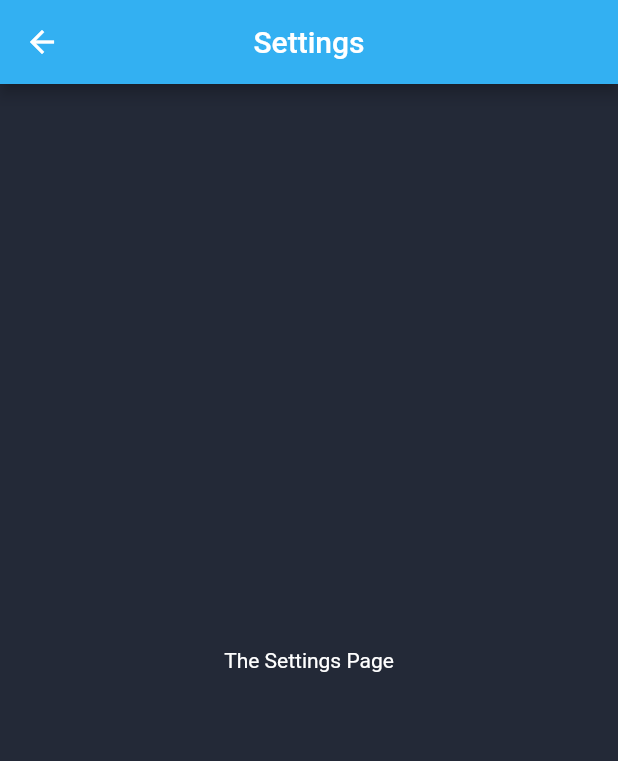
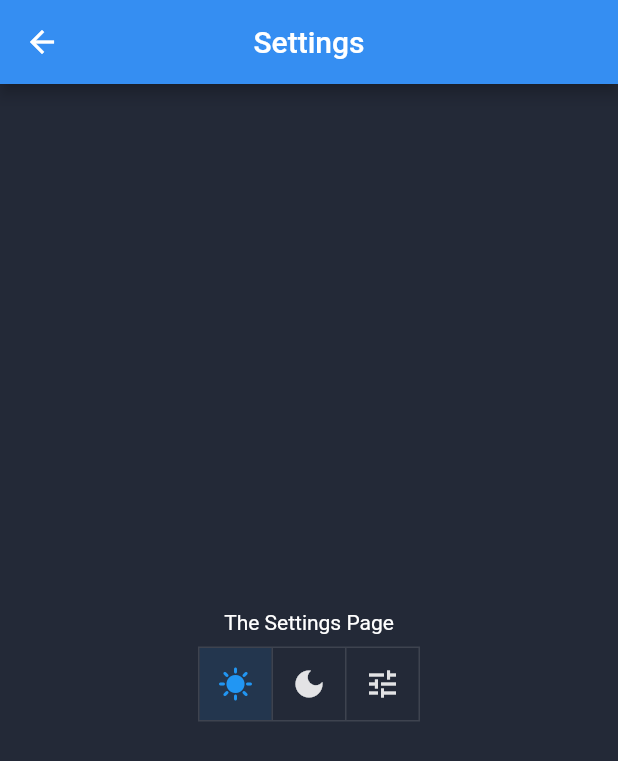
Before and after one commit to TheBeville/workout_app, a Flutter app: the Settings screen opened directly, on a phone screen of 412 x 824 dp. Shown: the top 761 px of the screen. Run offline on Flutter 3.47's test engine with Material 2 defaults, Android fonts, the phone set to English and light mode, and no system bars.

Commit message:
Continue work on Settings view

```diff
--- a/lib/main_theme.dart
+++ b/lib/main_theme.dart
@@ -1,10 +1,11 @@
 import 'package:flutter/material.dart';
 
 ThemeData mainTheme = ThemeData(
-  primaryColor: const Color(0xFF33B0F2),
+  primaryColor: const Color(0xFF358EF2),
   backgroundColor: const Color(0xFF232937),
   iconTheme: const IconThemeData(color: Color((0xFF33B0F2))),
-  appBarTheme: const AppBarTheme(color: Color(0xFF33B0F2)),
+  appBarTheme: const AppBarTheme(color: Color(0xFF358EF2)),
+  brightness: Brightness.dark,
   textTheme: const TextTheme().apply(
     bodyColor: Colors.white,
     displayColor: Colors.white,
--- a/lib/views/settings_view.dart
+++ b/lib/views/settings_view.dart
@@ -9,6 +9,8 @@ class Settings extends StatefulWidget {
 }
 
 class _SettingsState extends State<Settings> {
+  late List<bool> isSelected = [true, false, false];
+
   @override
   Widget build(BuildContext context) {
     return Theme(
@@ -21,11 +23,42 @@ class _SettingsState extends State<Settings> {
             'Settings',
           ),
         ),
-        body: const Center(
-          child: Text(
-            'The Settings Page',
-            style: TextStyle(color: Colors.white),
-          ),
+        body: Column(
+          mainAxisAlignment: MainAxisAlignment.center,
+          children: [
+            const Padding(
+              padding: EdgeInsets.all(8.0),
+              child: Text(
+                'The Settings Page',
+              ),
+            ),
+            Row(
+              mainAxisAlignment: MainAxisAlignment.center,
+              children: [
+                ToggleButtons(
+                  children: const [
+                    Icon(Icons.sunny),
+                    Icon(Icons.dark_mode),
+                    Icon(Icons.tune)
+                  ],
+                  isSelected: isSelected,
+                  onPressed: (int index) {
+                    setState(() {
+                      for (int buttonIndex = 0;
+                          buttonIndex < isSelected.length;
+                          buttonIndex++) {
+                        if (buttonIndex == index) {
+                          isSelected[buttonIndex] = true;
+                        } else {
+                          isSelected[buttonIndex] = false;
+                        }
+                      }
+                    });
+                  },
+                ),
+              ],
+            ),
+          ],
         ),
       ),
     );
```
